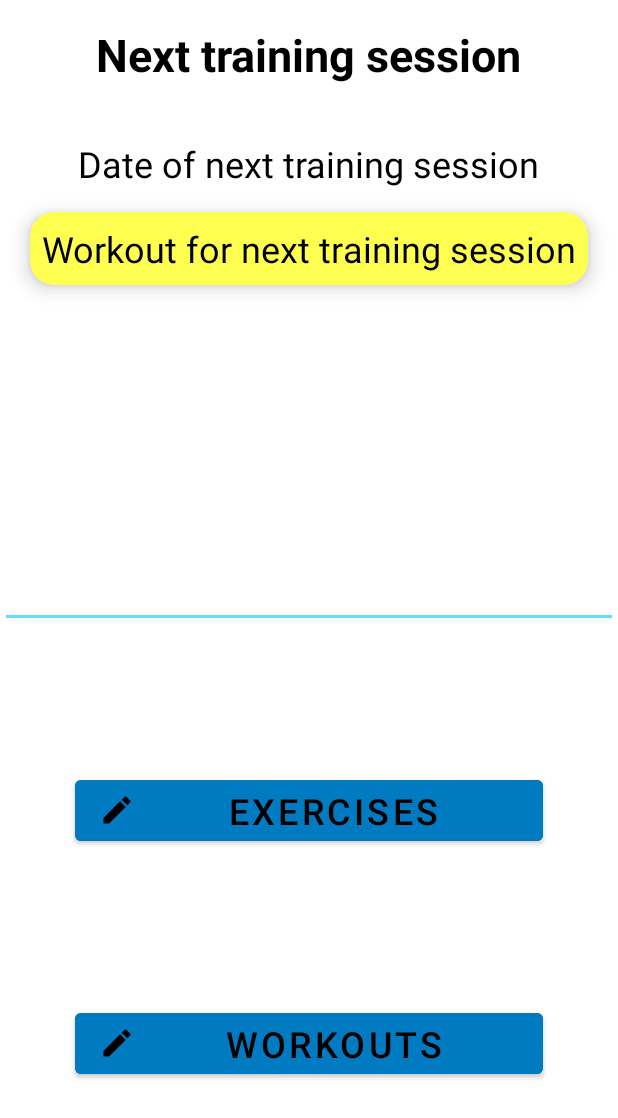
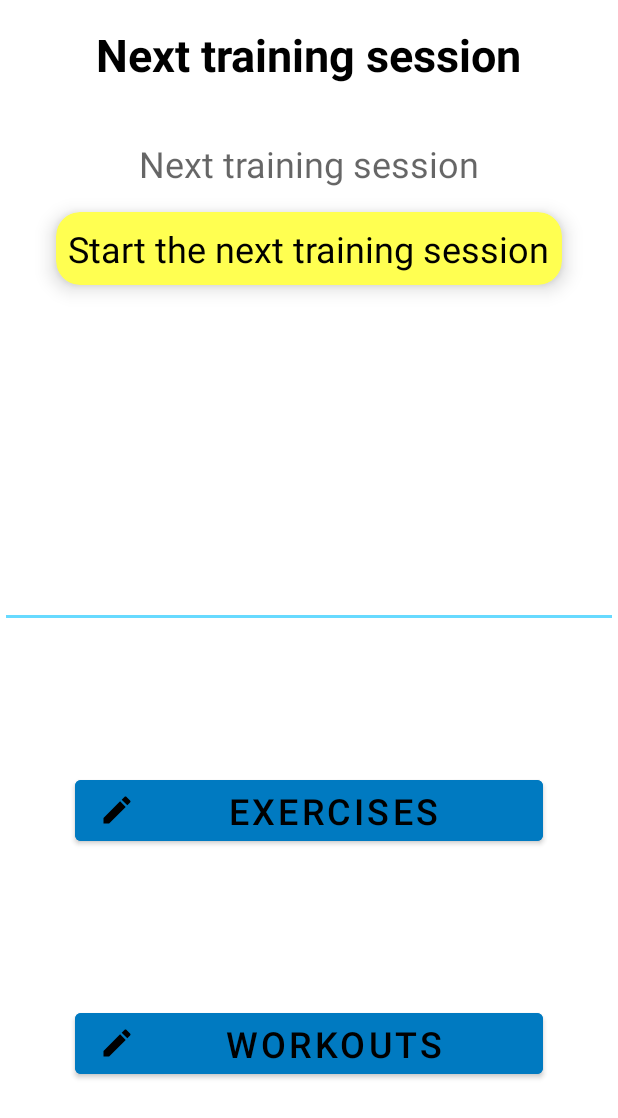
Before and after one commit to jeanpierreZ/Workout_Notebook, an Android app: the layout fragment_sports.xml on its own in the app's theme, with its tools: preview values and no code run, on a phone screen of 412 x 824 dp. Shown: the top 1118 px of the screen. Run offline under Robolectric (Android 15) with nearby library versions, the phone set to English and light mode, and no system bars.

Commit message:
Get the date of the next training session and display it in SportsFragment.

```diff
--- a/app/src/main/res/layout/fragment_sports.xml
+++ b/app/src/main/res/layout/fragment_sports.xml
@@ -49,7 +49,7 @@
             android:layout_width="wrap_content"
             android:layout_height="wrap_content"
             android:layout_marginTop="36dp"
-            android:text="Date of next training session"
+            android:hint="@string/next_training_session"
             app:layout_constraintBottom_toTopOf="@+id/sportsFragmentCardView"
             app:layout_constraintEnd_toEndOf="parent"
             app:layout_constraintStart_toStartOf="parent"
@@ -70,12 +70,12 @@
             app:layout_constraintTop_toBottomOf="@+id/sportsFragmentDate">
 
             <com.google.android.material.textview.MaterialTextView
-                android:id="@+id/sportsFragmentNextWorkout"
+                android:id="@+id/sportsFragmentNextTrainingSession"
                 style="@style/SubTitleTextViewTheme"
                 android:layout_width="wrap_content"
                 android:layout_height="wrap_content"
                 android:padding="8dp"
-                android:text="Workout for next training session" />
+                android:text="@string/start_next_training_session" />
         </androidx.cardview.widget.CardView>
 
         <com.google.android.material.button.MaterialButton
--- a/app/src/main/res/values/strings.xml
+++ b/app/src/main/res/values/strings.xml
@@ -36,6 +36,8 @@
 
     <!-- Sports Fragment -->
     <string name="next_training_session">Next training session</string>
+    <string name="no_upcoming_training_session">No upcoming training session</string>
+    <string name="start_next_training_session">Start the next training session</string>
     <string name="exercises">Exercises</string>
     <string name="workouts">Workouts</string>
 
```
Also changed, not shown: app/src/main/java/com/jpz/workoutnotebook/fragments/SportsFragment.kt (+69 -0 lines).
